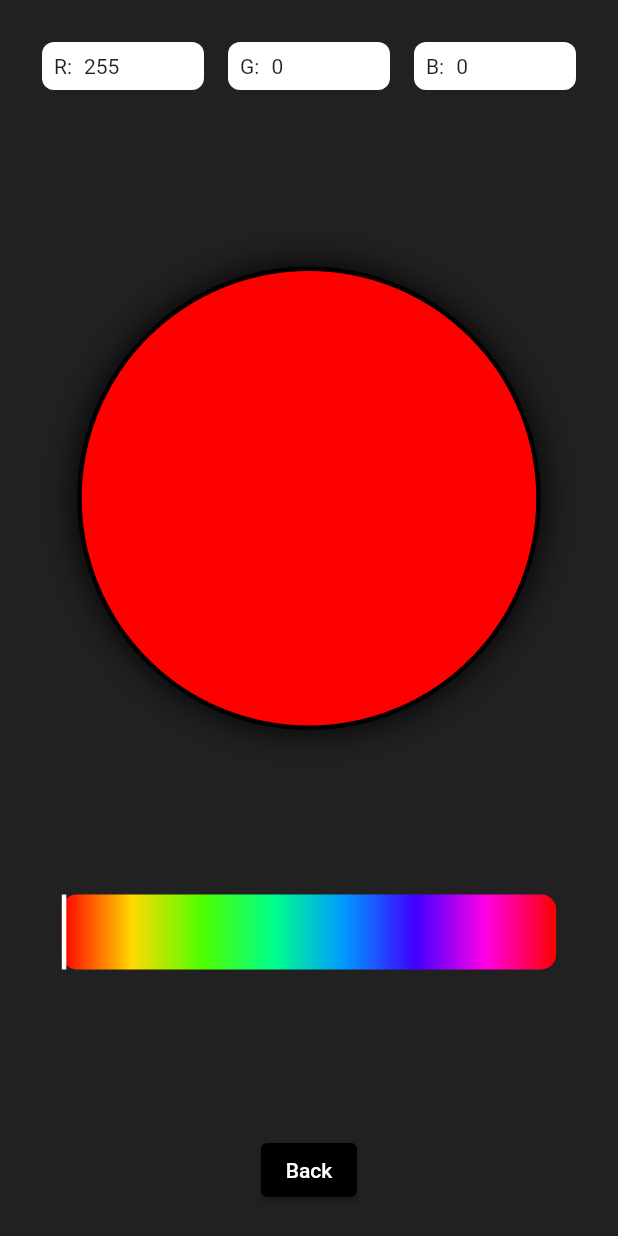
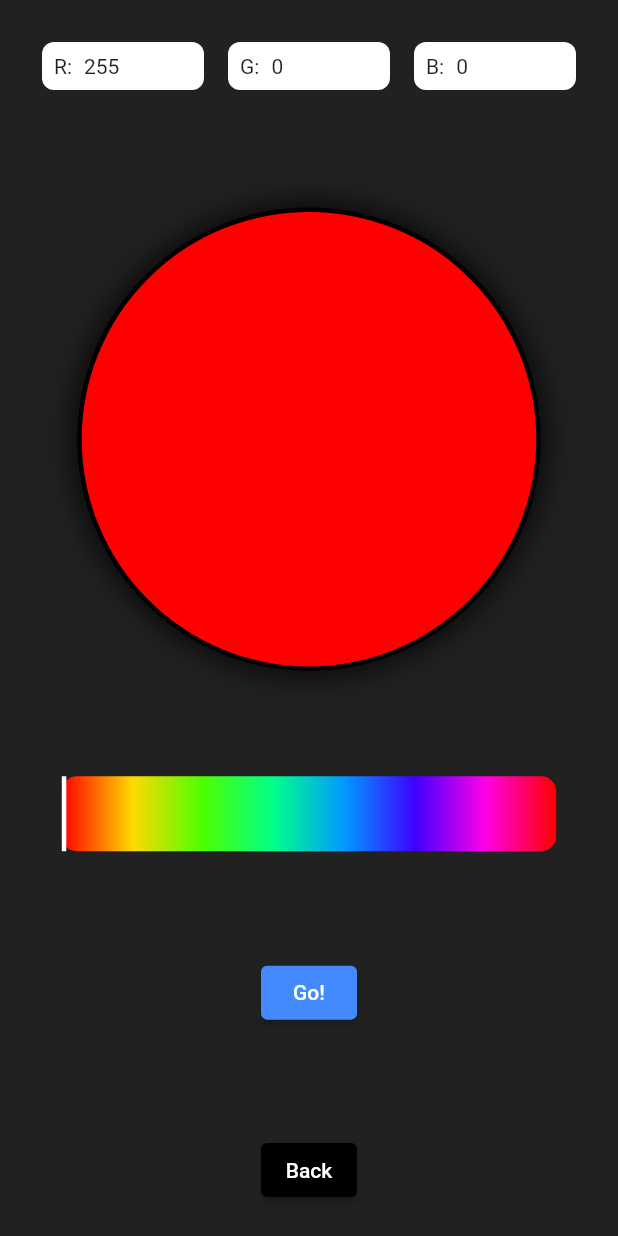
Before and after one commit to rchua-matc/blizzard_demo, a Flutter app: the ColorScreen screen opened directly, on a phone screen of 412 x 824 dp. Run offline on Flutter 3.47's test engine with Material 2 defaults, Android fonts, the phone set to English and light mode, and no system bars.

Commit message:
feat: link to webpage with custom color

```diff
--- a/lib/screens/color_screen.dart
+++ b/lib/screens/color_screen.dart
@@ -3,6 +3,7 @@
 import 'package:blizzard_demo/widgets/hue_picker.dart';
 import 'package:flutter/material.dart';
 import 'package:blizzard_demo/widgets/color_value_field.dart';
+import 'package:url_launcher/url_launcher.dart';
 
 class ColorScreen extends StatefulWidget {
   const ColorScreen({Key? key}) : super(key: key);
@@ -13,6 +14,16 @@ class ColorScreen extends StatefulWidget {
 
 class _ColorScreenState extends State<ColorScreen> {
   HSVColor _hsvColor = HSVColor.fromAHSV(1.0, 0.0, 1.0, 1.0);
+
+  void launchWebpage() async {
+    Color background = _hsvColor.toColor();
+    String red = background.red.toString();
+    String blue = background.blue.toString();
+    String green = background.green.toString();
+    String url = "https://rchua.net/color/index.php?r=$red&g=$green&b=$blue";
+    if (!await launch(url)) throw 'Could not launch webpage';
+  }
+
   @override
   Widget build(BuildContext context) {
     return Scaffold(
@@ -78,6 +89,16 @@ class _ColorScreenState extends State<ColorScreen> {
                     }),
               ),
               ElevatedButton(
+                onPressed: launchWebpage,
+                child: const Text(
+                  'Go!',
+                ),
+                style: ButtonStyle(
+                  backgroundColor:
+                      MaterialStateProperty.all<Color>(Colors.blueAccent),
+                ),
+              ),
+              ElevatedButton(
                 onPressed: () {
                   Navigator.pop(context);
                 },
```
